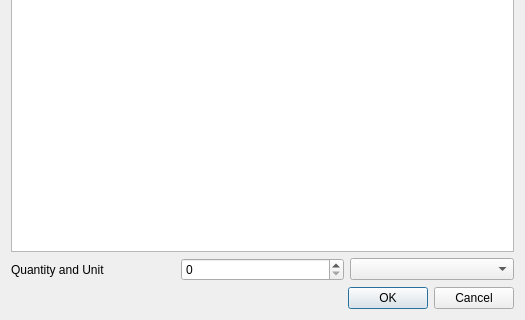
Above: recipe-book/ingredientselectordialog.ui from xavier-berthiaume/Recipe-Book before the change; both pictures show x 0 to 525 and y 178 to 498 of the 525 by 498 pixel window. Below: the same form after it.
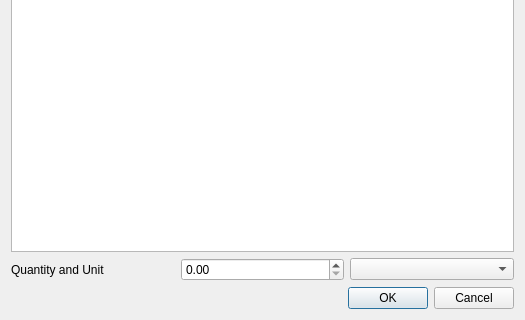
That is the form after the change.

```diff
--- a/recipe-book/ingredientselectordialog.ui
+++ b/recipe-book/ingredientselectordialog.ui
@@ -45,7 +45,7 @@
       </widget>
      </item>
      <item>
-      <widget class="QSpinBox" name="quantitySpinbox"/>
+      <widget class="QDoubleSpinBox" name="quantitySpinbox"/>
      </item>
      <item>
       <widget class="QComboBox" name="unitCombobox"/>
```
